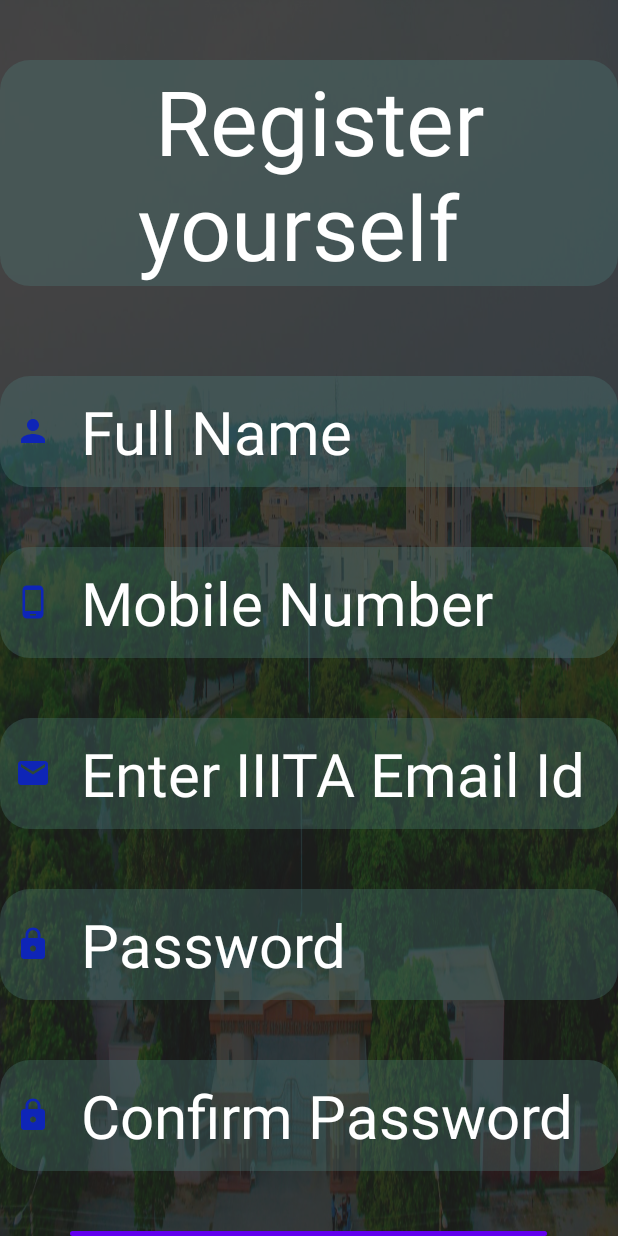
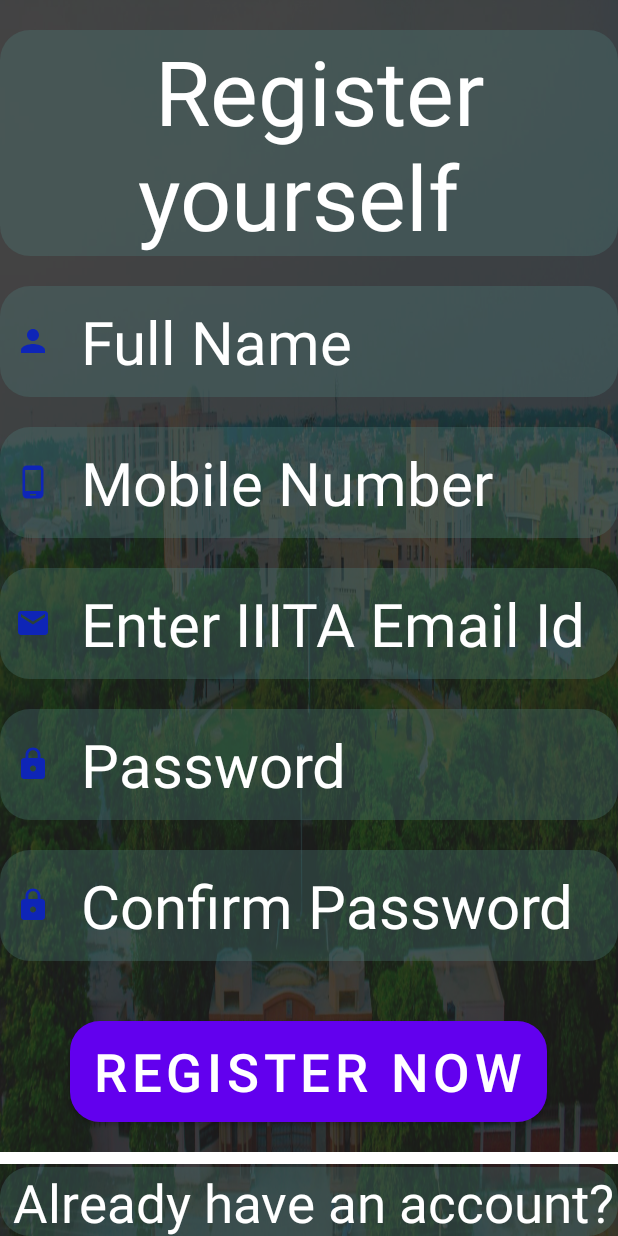
Before and after one commit to RahulM4/Occupancy_Monitoring_System, an Android app: the Register screen opened directly, with no data from a screen before it, on a phone screen of 412 x 824 dp. Run offline under Robolectric (Android 15) with nearby library versions, the phone set to English and light mode, and no system bars; libraries missing offline, so code that uses them is left out: com.rahul.

Commit message:
Changes in register

```diff
--- a/app/src/main/res/layout/activity_register.xml
+++ b/app/src/main/res/layout/activity_register.xml
@@ -18,7 +18,7 @@
         android:id="@+id/R_title"
         android:layout_width="match_parent"
         android:layout_height="wrap_content"
-        android:layout_marginTop="40dp"
+        android:layout_marginTop="20dp"
         android:background="@drawable/et_text_background"
         android:gravity="center_horizontal"
         android:text=" Register yourself "
@@ -31,13 +31,13 @@
         android:id="@+id/input_name"
         android:layout_width="600dp"
         android:layout_height="wrap_content"
+        android:layout_below="@+id/R_title"
         android:layout_centerHorizontal="true"
-        android:layout_marginTop="60dp"
+        android:layout_marginTop="20dp"
         android:background="@drawable/et_text_background"
         android:drawableStart="@drawable/ic_baseline_person_24"
         android:drawablePadding="20dp"
         android:hint="Full Name"
-        android:layout_below="@+id/R_title"
         android:inputType="textPersonName"
         android:padding="10dp"
         android:textColorHint="@color/white"
@@ -49,7 +49,7 @@
         android:layout_width="600dp"
         android:layout_height="wrap_content"
         android:layout_centerHorizontal="true"
-        android:layout_marginTop="40dp"
+        android:layout_marginTop="20dp"
         android:background="@drawable/et_text_background"
         android:hint="Mobile Number"
         android:layout_below="@+id/input_name"
@@ -65,7 +65,7 @@
         android:layout_width="600dp"
         android:layout_height="wrap_content"
         android:layout_centerHorizontal="true"
-        android:layout_marginTop="40dp"
+        android:layout_marginTop="20dp"
         android:layout_below="@+id/input_mobile"
         android:background="@drawable/et_text_background"
         android:drawableStart="@drawable/ic_baseline_email_24"
@@ -82,7 +82,7 @@
         android:layout_height="wrap_content"
         android:layout_below="@id/input_email"
         android:layout_centerHorizontal="true"
-        android:layout_marginTop="40dp"
+        android:layout_marginTop="20dp"
         android:background="@drawable/et_text_background"
         android:drawableStart="@drawable/ic_baseline_lock_24"
         android:drawablePadding="20dp"
@@ -96,13 +96,13 @@
         android:id="@+id/input_confirm_password"
         android:layout_width="600dp"
         android:layout_height="wrap_content"
+        android:layout_below="@id/input_password"
         android:layout_centerHorizontal="true"
-        android:layout_below="@id/input_password"
-        android:layout_marginTop="40dp"
+        android:layout_marginTop="20dp"
         android:background="@drawable/et_text_background"
         android:drawableStart="@drawable/ic_baseline_lock_24"
+        android:drawablePadding="20dp"
         android:hint="Confirm Password"
-        android:drawablePadding="20dp"
         android:inputType="textPassword"
         android:padding="10dp"
         android:textColorHint="@color/white"
@@ -123,14 +123,14 @@
         android:layout_height="8dp"
         android:layout_below="@+id/register_btn"
         android:background="@color/white"
-        android:layout_marginTop="50dp"/>
+        android:layout_marginTop="20dp"/>
 
     <TextView
         android:id="@+id/already_have_an_account"
         android:layout_width="wrap_content"
         android:layout_height="wrap_content"
         android:layout_centerHorizontal="true"
-        android:layout_marginTop="120dp"
+        android:layout_marginTop="30dp"
         android:layout_below="@id/register_btn"
         android:background="@drawable/et_text_background"
         android:text=" Already have an account? "
```
Also changed, not shown: app/src/main/res/layout/activity_mobileotp_verification.xml (+1 -10 lines).
